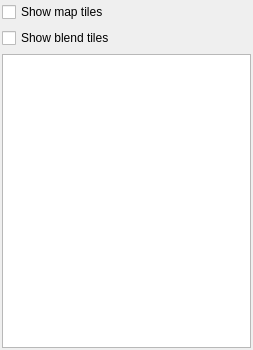
This is src/tiled/bmptooldialog.ui in timbaker/tiled as Qt 5 draws it before an edit. The edited form follows.
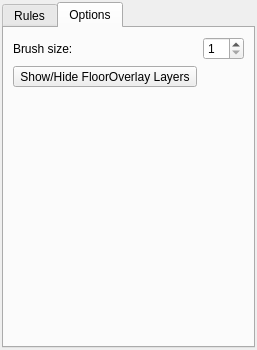
This is the edited form. Custom widgets are drawn as their Qt base class.

```diff
--- a/src/tiled/bmptooldialog.ui
+++ b/src/tiled/bmptooldialog.ui
@@ -17,21 +17,65 @@
    <property name="margin">
     <number>2</number>
    </property>
-   <item row="3" column="0">
-    <widget class="Tiled::Internal::MixedTilesetView" name="tableView"/>
-   </item>
    <item row="0" column="0">
-    <widget class="QCheckBox" name="showMapTiles">
-     <property name="text">
-      <string>Show map tiles</string>
+    <widget class="QTabWidget" name="tabWidget">
+     <property name="currentIndex">
+      <number>1</number>
      </property>
-    </widget>
-   </item>
-   <item row="1" column="0">
-    <widget class="QCheckBox" name="showBlendTiles">
-     <property name="text">
-      <string>Show blend tiles</string>
-     </property>
+     <widget class="QWidget" name="tab">
+      <attribute name="title">
+       <string>Rules</string>
+      </attribute>
+      <layout class="QVBoxLayout" name="verticalLayout">
+       <property name="margin">
+        <number>0</number>
+       </property>
+       <item>
+        <widget class="Tiled::Internal::MixedTilesetView" name="tableView">
+         <property name="frameShape">
+          <enum>QFrame::NoFrame</enum>
+         </property>
+        </widget>
+       </item>
+      </layout>
+     </widget>
+     <widget class="QWidget" name="tab_2">
+      <attribute name="title">
+       <string>Options</string>
+      </attribute>
+      <layout class="QFormLayout" name="formLayout">
+       <item row="0" column="0">
+        <widget class="QLabel" name="label">
+         <property name="text">
+          <string>Brush size:</string>
+         </property>
+        </widget>
+       </item>
+       <item row="0" column="1">
+        <widget class="QSpinBox" name="brushSize">
+         <property name="maximumSize">
+          <size>
+           <width>80</width>
+           <height>16777215</height>
+          </size>
+         </property>
+         <property name="minimum">
+          <number>1</number>
+         </property>
+         <property name="maximum">
+          <number>30</number>
+         </property>
+        </widget>
+       </item>
+       <item row="1" column="0">
+        <widget class="QToolButton" name="toggleOverlayLayers">
+         <property name="text">
+          <string>Show/Hide FloorOverlay Layers</string>
+         </property>
+        </widget>
+       </item>
+      </layout>
+     </widget>
     </widget>
    </item>
   </layout>
```
